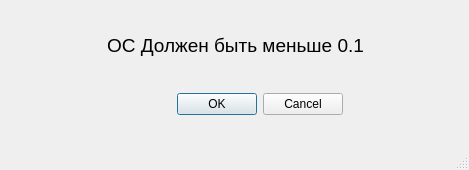
Old version of the form gui/D_error_page.ui in the repository aliensowo/tpugkuudms.
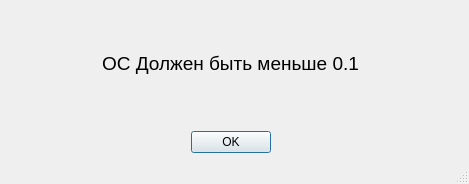
New version of the form.

Diff of the .ui file:
```diff
--- a/gui/D_error_page.ui
+++ b/gui/D_error_page.ui
@@ -7,35 +7,25 @@
     <x>0</x>
     <y>0</y>
     <width>469</width>
-    <height>170</height>
+    <height>184</height>
    </rect>
   </property>
   <property name="windowTitle">
    <string>MainWindow</string>
   </property>
   <widget class="QWidget" name="centralwidget">
-   <widget class="QDialogButtonBox" name="buttonBox">
+   <widget class="QWidget" name="layoutWidget">
     <property name="geometry">
      <rect>
-      <x>150</x>
-      <y>90</y>
-      <width>193</width>
-      <height>28</height>
+      <x>0</x>
+      <y>2</y>
+      <width>461</width>
+      <height>151</height>
      </rect>
     </property>
-    <property name="standardButtons">
-     <set>QDialogButtonBox::Cancel|QDialogButtonBox::Ok</set>
-    </property>
-   </widget>
+    <layout class="QVBoxLayout" name="verticalLayout_2">
+     <item>
    <widget class="QLabel" name="label">
-    <property name="geometry">
-     <rect>
-      <x>30</x>
-      <y>10</y>
-      <width>411</width>
-      <height>71</height>
-     </rect>
-    </property>
     <property name="font">
      <font>
       <pointsize>14</pointsize>
@@ -48,16 +38,22 @@
      <set>Qt::AlignCenter</set>
     </property>
    </widget>
-  </widget>
-  <widget class="QMenuBar" name="menubar">
-   <property name="geometry">
-    <rect>
-     <x>0</x>
-     <y>0</y>
-     <width>469</width>
-     <height>26</height>
-    </rect>
-   </property>
+     </item>
+     <item>
+      <widget class="QDialogButtonBox" name="buttonBox">
+       <property name="orientation">
+        <enum>Qt::Horizontal</enum>
+       </property>
+       <property name="standardButtons">
+        <set>QDialogButtonBox::Ok</set>
+       </property>
+       <property name="centerButtons">
+        <bool>true</bool>
+       </property>
+      </widget>
+     </item>
+    </layout>
+   </widget>
   </widget>
   <widget class="QStatusBar" name="statusbar"/>
  </widget>
```
Left out of the diff: 2 changed lines with no effect on the pictures. Lines whose indentation alone changed are shown as unchanged.
